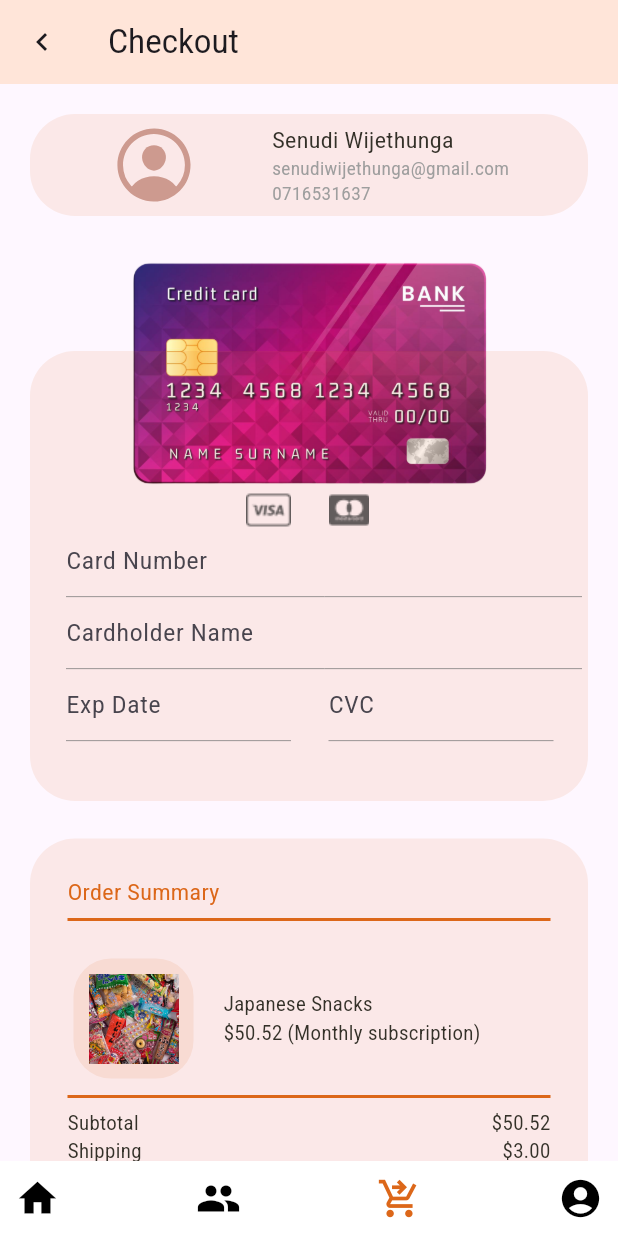
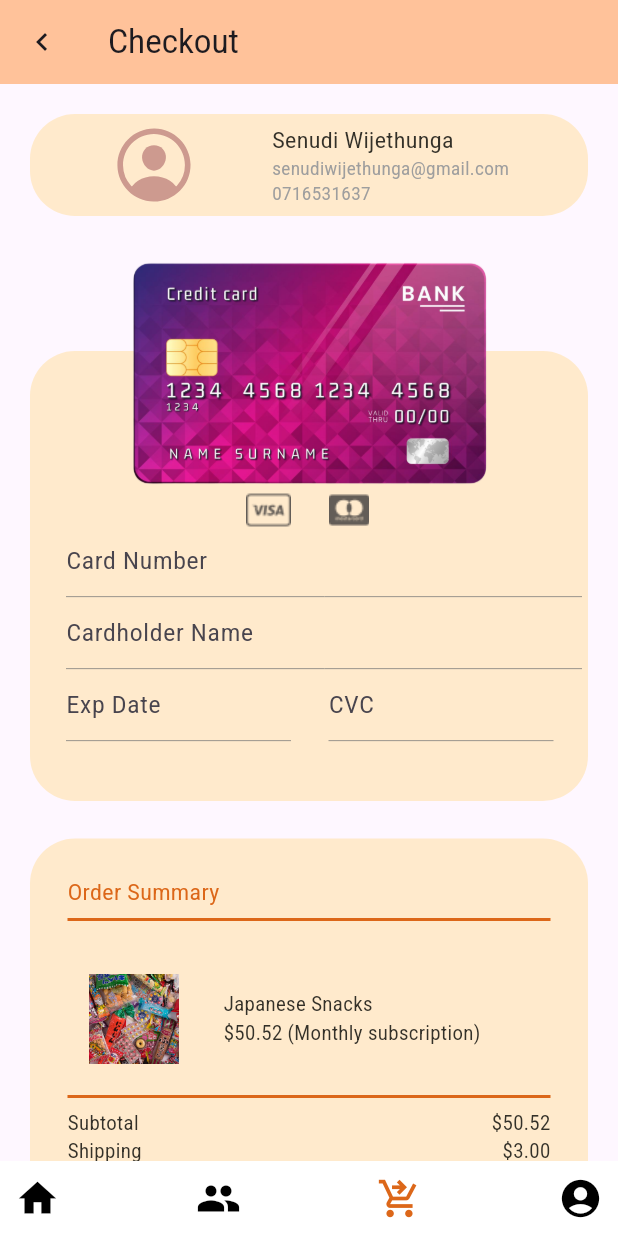
Before and after one commit to Senu892/tastebites_mobile, a Flutter app: the Checkout screen opened directly, on a phone screen of 412 x 824 dp. Run offline on Flutter 3.47's test engine with Material 3 defaults, Android fonts, the light colour scheme and no system bars; drawn by our look-alikes of google_nav_bar; our stand-ins replace ionicons, lottie; Roboto replaces fonts that are missing (Roboto_SemiCondensed-Regular).

Commit message:
error with animation and over flow

```diff
--- a/lib/screens/checkout/checkoutpage.dart
+++ b/lib/screens/checkout/checkoutpage.dart
@@ -1,8 +1,9 @@
+import 'package:cb016148/themes/colors.dart';
 import 'package:cb016148/widgets/navbar.dart';
 import 'package:ionicons/ionicons.dart';
 import 'package:cb016148/widgets/footer.dart';
 import 'package:flutter/material.dart';
-
+import 'package:lottie/lottie.dart';
 
 class Checkout extends StatelessWidget {
   const Checkout({super.key});
@@ -11,10 +12,14 @@ class Checkout extends StatelessWidget {
   Widget build(BuildContext context) {
     return Scaffold(
         appBar: AppBar(
-        backgroundColor: Color(0xFFFFE5D9),
-        title:Text('Checkout'),
-        leading: Builder(builder: (BuildContext context){
-          return IconButton(onPressed: () {Navigator.pop(context);}, icon: Icon(Icons.chevron_left));
+          backgroundColor: thirdcolor,
+          title: Text('Checkout'),
+          leading: Builder(builder: (BuildContext context) {
+            return IconButton(
+                onPressed: () {
+                  Navigator.pop(context);
+                },
+                icon: Icon(Icons.chevron_left));
           }),
         ),
         body: SingleChildScrollView(
@@ -29,7 +34,7 @@ class Checkout extends StatelessWidget {
                       padding: EdgeInsets.all(4),
                       width: 400,
                       decoration: BoxDecoration(
-                      color: Color(0xffdc6719).withOpacity(0.1),
+                        color: secondarycolor,
                         borderRadius: BorderRadius.circular(30),
                       ),
                       child: Row(
@@ -76,18 +81,12 @@ class Checkout extends StatelessWidget {
                       height: 90,
                     ),
                     Stack(clipBehavior: Clip.none, children: [
-                    Positioned(
-                        top: -60,
-                        left: 0,
-                        right: 0,
-                        child:
-                            Image.asset('assets/images/CC.png', height: 150)),
                       Container(
                         padding: EdgeInsets.all(4),
                         width: 400,
                         height: 300,
                         decoration: BoxDecoration(
-                        color: Color(0xffdc6719).withOpacity(0.1),
+                          color: secondarycolor,
                           borderRadius: BorderRadius.circular(30),
                         ),
                         child: Stack(children: [
@@ -98,7 +97,8 @@ class Checkout extends StatelessWidget {
                             child: Row(
                               mainAxisAlignment: MainAxisAlignment.center,
                               children: [
-                              Image.asset('assets/images/visa.png', height: 50),
+                                Image.asset('assets/images/visa.png',
+                                    height: 50),
                                 Image.asset('assets/images/master.png',
                                     height: 50),
                               ],
@@ -134,10 +134,12 @@ class Checkout extends StatelessWidget {
                                         width: 150,
                                         child: TextFormField(
                                           decoration: InputDecoration(
-                                            enabledBorder: UnderlineInputBorder(
+                                              enabledBorder:
+                                                  UnderlineInputBorder(
                                                       borderSide: BorderSide(
                                                           width: 0.5,
-                                                    color: Color(0xff777777))),
+                                                          color: Color(
+                                                              0xff777777))),
                                               hintText: "Exp Date"),
                                         ),
                                       ),
@@ -148,10 +150,12 @@ class Checkout extends StatelessWidget {
                                         width: 150,
                                         child: TextFormField(
                                           decoration: InputDecoration(
-                                            enabledBorder: UnderlineInputBorder(
+                                              enabledBorder:
+                                                  UnderlineInputBorder(
                                                       borderSide: BorderSide(
                                                           width: 0.5,
-                                                    color: Color(0xff777777))),
+                                                          color: Color(
+                                                              0xff777777))),
                                               hintText: "CVC"),
                                         ),
                                       ),
@@ -163,6 +167,12 @@ class Checkout extends StatelessWidget {
                           )
                         ]),
                       ),
+                      Positioned(
+                          top: -60,
+                          left: 0,
+                          right: 0,
+                          child:
+                              Image.asset('assets/images/CC.png', height: 150)),
                     ]),
                     SizedBox(
                       height: 25,
@@ -172,7 +182,7 @@ class Checkout extends StatelessWidget {
                       width: 450,
                       height: 300,
                       decoration: BoxDecoration(
-                      color: Color(0xffdc6719).withOpacity(0.1),
+                        color: secondarycolor,
                         borderRadius: BorderRadius.circular(30),
                       ),
                       child: Column(
@@ -183,11 +193,11 @@ class Checkout extends StatelessWidget {
                             style: TextStyle(
                               fontFamily: 'Roboto_SemiCondensed-Regular',
                               fontSize: 15,
-                            color: Color(0xffdc6719),
+                              color: primarycolor,
                             ),
                           ),
                           Divider(
-                          color: Color(0xffdc6719),
+                            color: primarycolor,
                             thickness: 2,
                           ),
                           SizedBox(
@@ -209,9 +219,9 @@ class Checkout extends StatelessWidget {
                                       Container(
                                         padding: EdgeInsets.all(10),
                                         decoration: BoxDecoration(
-                                        borderRadius: BorderRadius.circular(25),
-                                        color:
-                                            Color(0xffdc6719).withOpacity(0.1),
+                                          borderRadius:
+                                              BorderRadius.circular(25),
+                                          color: secondarycolor,
                                         ),
                                         child: Image.asset(
                                             'assets/images/japanese_snacks.png',
@@ -227,7 +237,8 @@ class Checkout extends StatelessWidget {
                                           Text(
                                             'Japanese Snacks',
                                             style: TextStyle(
-                                            fontFamily: 'Roboto_SemiCondensed-Regular',
+                                              fontFamily:
+                                                  'Roboto_SemiCondensed-Regular',
                                               fontSize: 13,
                                               color: Color(0xff343129),
                                             ),
@@ -235,7 +246,8 @@ class Checkout extends StatelessWidget {
                                           Text(
                                             '\$50.52 (Monthly subscription)',
                                             style: TextStyle(
-                                            fontFamily: 'Roboto_SemiCondensed-Regular',
+                                              fontFamily:
+                                                  'Roboto_SemiCondensed-Regular',
                                               fontSize: 13,
                                               color: Color(0xff343129),
                                             ),
@@ -249,7 +261,7 @@ class Checkout extends StatelessWidget {
                             ),
                           ),
                           Divider(
-                          color: Color(0xffdc6719),
+                            color: primarycolor,
                             thickness: 2,
                           ),
                           Row(
@@ -295,7 +307,7 @@ class Checkout extends StatelessWidget {
                             ],
                           ),
                           Divider(
-                          color: Color(0xffdc6719),
+                            color: primarycolor,
                             thickness: 2,
                           ),
                           Row(
@@ -320,7 +332,7 @@ class Checkout extends StatelessWidget {
                             ],
                           ),
                           Divider(
-                          color: Color(0xffdc6719),
+                            color: primarycolor,
                             thickness: 2,
                           ),
                         ],
@@ -329,28 +341,45 @@ class Checkout extends StatelessWidget {
                     SizedBox(
                       height: 25,
                     ),
-                  InkWell(
-                      onTap: () {},
-                      child: Container(
-                          padding: EdgeInsets.all(6.0),
-                          decoration: BoxDecoration(
-                              color: Color(0xffffc29a),
-                              borderRadius: BorderRadius.circular(20)),
-                          child: Text(
-                            'Purchase',
-                            style: TextStyle(
-                              fontFamily: 'Roboto_SemiCondensed-Regular',
-                              fontSize: 15,
-                            ),
-                          ))),
+                    ElevatedButton(
+                      onPressed: () {
+                        showDialog(
+                            context: context,
+                            builder: (context) {
+                              return AlertDialog(
+                                shape: RoundedRectangleBorder(
+                                    borderRadius: BorderRadius.circular(10)),
+                                content: Padding(
+                                  padding: EdgeInsets.all(5),
+                                  child: Column(
+                                    children: [
+                                      Lottie.network(
+                                          'https://lottie.host/b8d8ee90-cc50-4ec4-ae28-feaa5d20a3d5/KftzApMdwb.lottie')
                                     ],
                                   ),
                                 ),
-            const Footer(),
+                              );
+                            });
+                      },
+                      style: ElevatedButton.styleFrom(
+                        backgroundColor: primarycolor,
+                        foregroundColor: Colors.white,
+                        padding: EdgeInsets.symmetric(
+                          horizontal: 25,
+                          vertical: 10,
+                        ),
+                        shape: RoundedRectangleBorder(
+                          borderRadius: BorderRadius.circular(30),
+                        ),
+                      ),
+                      child: Text('Purchase'),
+                    ),
                   ],
                 ),
               ),
-      bottomNavigationBar: NavBar(selectedIndex: 2)
-    );
+            ],
+          ),
+        ),
+        bottomNavigationBar: NavBar(selectedIndex: 2));
   }
 }
```
Lines whose indentation alone changed are shown as unchanged.
